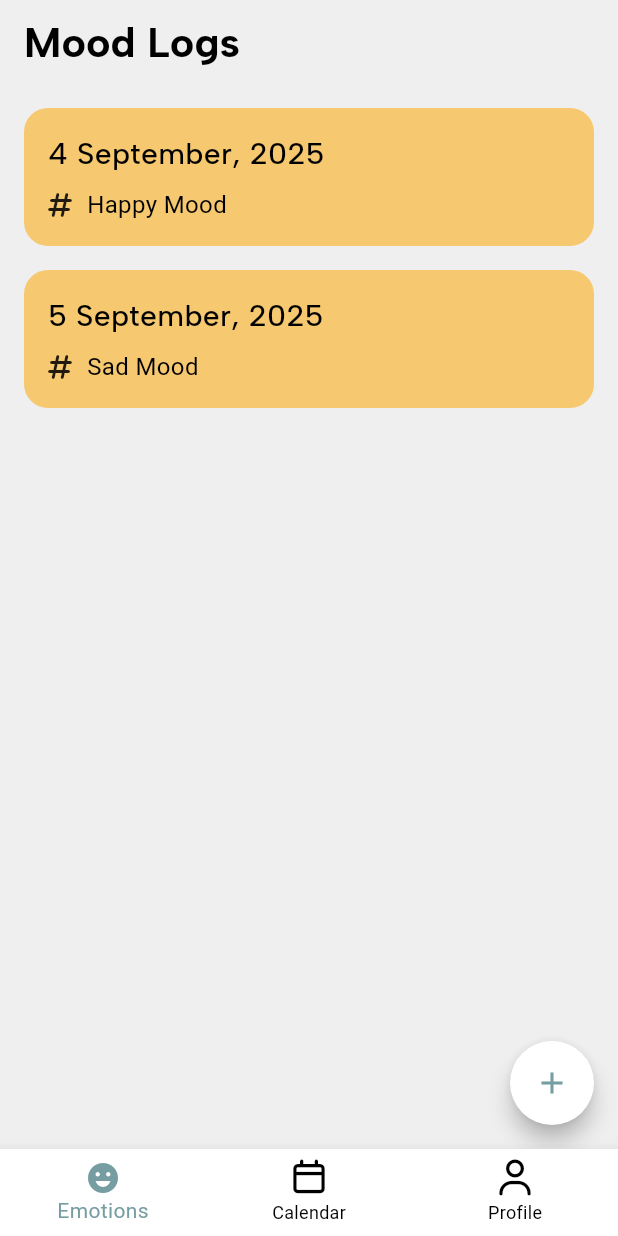
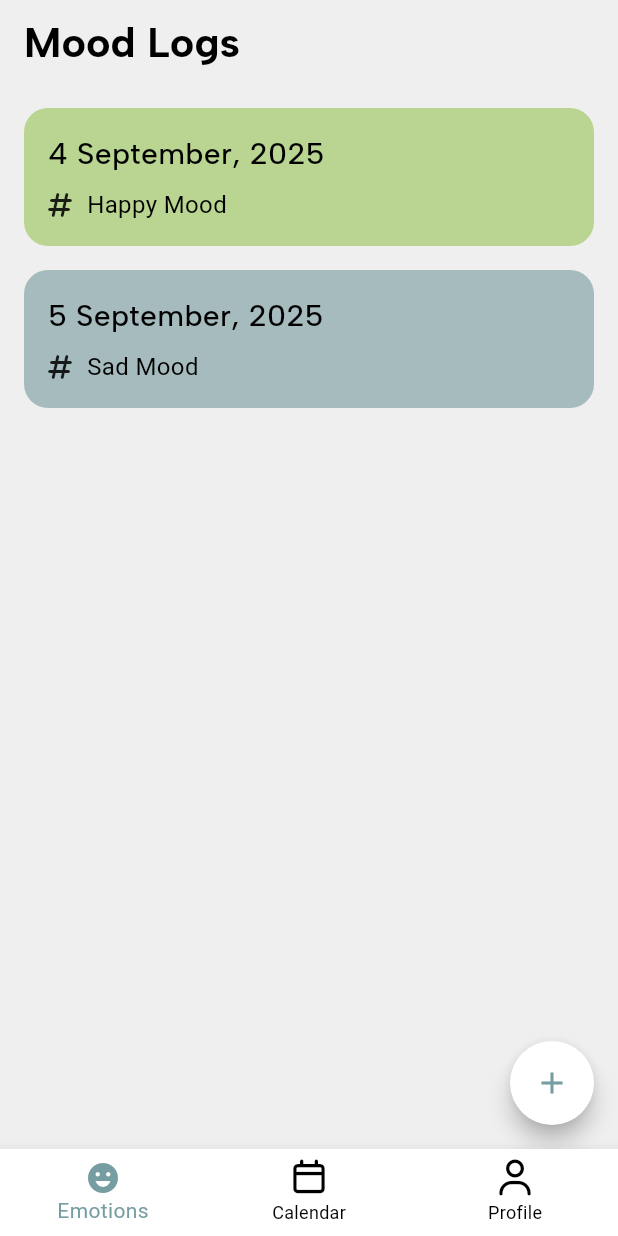
Before and after one commit to FarzanaAkther2612/BetterMood, a Flutter app: the screen it shows after launch, on a phone screen of 412 x 824 dp. Run offline on Flutter 3.47's test engine with Material 3 defaults, Android fonts, the phone set to English and light mode, and no system bars; drawn by our look-alikes of flutter_slidable; our stand-ins replace font_awesome_flutter, google_fonts, smooth_page_indicator, supabase_flutter; accounts and stored records are empty; Roboto replaces fonts that are missing (Hind).

Commit message:
Add mood background color integration and update functionality

```diff
--- a/lib/Pages/appbodypages/home.dart
+++ b/lib/Pages/appbodypages/home.dart
@@ -13,14 +13,36 @@ class UserHomePage extends StatefulWidget {
 class _UserHomePageState extends State<UserHomePage> {
 
   List moodLogs = [
-    ["4 September, 2025", "Happy Mood"],
-    ["5 September, 2025", "Sad Mood"],
+    ["4 September, 2025", "Happy Mood", Color(0xFFBAD491)],
+    ["5 September, 2025", "Sad Mood", Color(0xFFA5BBBD)],
   ];
 
+
+  //delete mood log function
   void deleteMoodLog(int index) {
     setState(() {
       moodLogs.removeAt(index);
     });
+  }
+
+  //update mood log function
+  void updateMoodLog(int index) {
+    Navigator.push(
+      context,
+      MaterialPageRoute(
+        builder: (context) => EmotionsPage(
+          onMoodLogged: (String newMood, Color moodColor) {
+            // Get current date
+            DateTime now = DateTime.now();
+            String date = "${now.day} ${_getMonthName(now.month)}, ${now.year}";
+
+            setState(() {
+              moodLogs[index] = [date, newMood, moodColor];
+            });
+          },
+        ),
+      ),
+    );
   }
 
   void _addMoodLog() {
@@ -28,13 +50,13 @@ class _UserHomePageState extends State<UserHomePage> {
       context,
       MaterialPageRoute(
         builder: (context) => EmotionsPage(
-          onMoodLogged: (String mood) {
+          onMoodLogged: (String mood, Color moodColor) {
             // Get current date
             DateTime now = DateTime.now();
             String date = "${now.day} ${_getMonthName(now.month)}, ${now.year}";
 
             setState(() {
-              moodLogs.insert(0, [date, mood]);
+              moodLogs.insert(0, [date, mood, moodColor]);
             });
           },
         ),
@@ -72,7 +94,9 @@ class _UserHomePageState extends State<UserHomePage> {
          itemBuilder: (context, index) => MoodLogTile(
            date: moodLogs[index][0],
            mood: moodLogs[index][1],
+           moodColor: moodLogs[index][2],
            onDelete: (context) => deleteMoodLog(index),
+           onUpdate: (context) => updateMoodLog(index),
          ),
        ),
 
--- a/lib/Theme/theme.dart
+++ b/lib/Theme/theme.dart
@@ -7,11 +7,11 @@ ThemeData lightMode = ThemeData(
     scaffoldBackgroundColor: Color(0xFFEFEFEF),
     primaryColor: Color(0xFF769DA2),
     colorScheme: ColorScheme.light(
-      primaryContainer: Color(0xFFD0D1BC), // Muted blue-green
-      secondaryContainer: Color(0xFFF6C870), // Warm orange/peach
-      tertiaryContainer: Color(0xFFE8AFA1), // Light coral
-      surface: Color(0xFFEEECD8), // Light cream
-      error: Colors.red,
+      primaryContainer: Color(0xFFD0D1BC),
+      secondaryContainer: Color(0xFFF6C870),
+      tertiaryContainer: Color(0xFFE8AFA1),
+      surface: Color(0xFFEEECD8),
+      error: Color(0xFFFA5563),
     ),
     textTheme: BTextTheme.lightTextTheme,
 
--- a/lib/component/moodlog_tile.dart
+++ b/lib/component/moodlog_tile.dart
@@ -8,9 +8,11 @@ class MoodLogTile extends StatelessWidget {
 
   final String date;
   final String mood;
-  final Function(BuildContext) onDelete;
+  final Color moodColor;
+  final Function(BuildContext)? onDelete;
+  final Function(BuildContext)? onUpdate;
 
-  const MoodLogTile({super.key, required this.date, required this.mood, required this.onDelete});
+  const MoodLogTile({super.key, required this.date, required this.mood, required this.moodColor, required this.onDelete, required this.onUpdate});
 
   @override
   Widget build(BuildContext context) {
@@ -20,10 +22,20 @@ class MoodLogTile extends StatelessWidget {
       endActionPane: ActionPane(
         motion: const DrawerMotion(),
         children: [
+          //update slidable
+          SlidableAction(
+            onPressed: onUpdate,
+            icon: Icons.edit,
+            backgroundColor: Theme.of(context).colorScheme.primaryContainer,
+            foregroundColor: Colors.white,
+            borderRadius: BorderRadius.circular(16),
+          ),
+
+          //delete slidable
           SlidableAction(
             onPressed: onDelete,
             icon: Icons.delete,
-            backgroundColor: Colors.red,
+            backgroundColor: Theme.of(context).colorScheme.error,
             foregroundColor: Colors.white,
             borderRadius: BorderRadius.circular(16),
           ),
@@ -33,7 +45,7 @@ class MoodLogTile extends StatelessWidget {
         width: double.infinity,
         padding: EdgeInsets.all(16),
         decoration: BoxDecoration(
-          color: Theme.of(context).colorScheme.secondaryContainer,
+          color: moodColor,
           borderRadius: BorderRadius.circular(16),
         ),
                  child: Column(
--- a/lib/main.dart
+++ b/lib/main.dart
@@ -1,5 +1,4 @@
 import 'package:better_mood/Pages/homepage.dart';
-import 'package:better_mood/Pages/login_page.dart';
 import 'package:better_mood/Theme/theme.dart';
 import 'package:flutter/material.dart';
 import 'package:supabase_flutter/supabase_flutter.dart';
```
Also changed, not shown: lib/Pages/emotions.dart (+38 -9 lines), pubspec.yaml (+4 -4 lines), pubspec.lock. Lines whose indentation alone changed are shown as unchanged.
